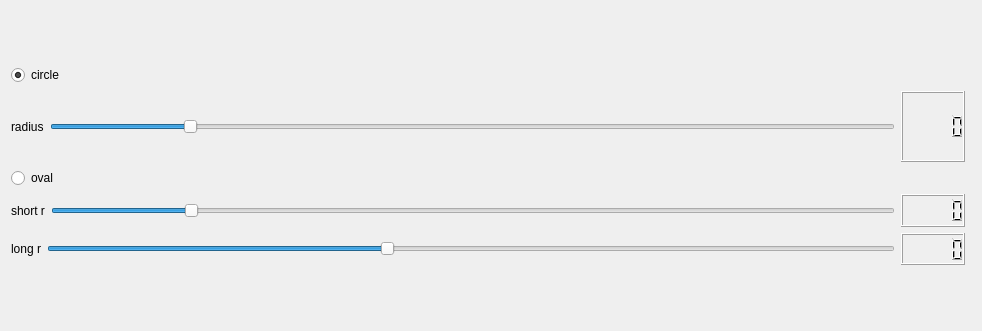
First picture: the form in agentes/mission_controller_giraff/src/mission_pathfollowUI.ui, repository robocomp/robocomp-giraff, before the edit.
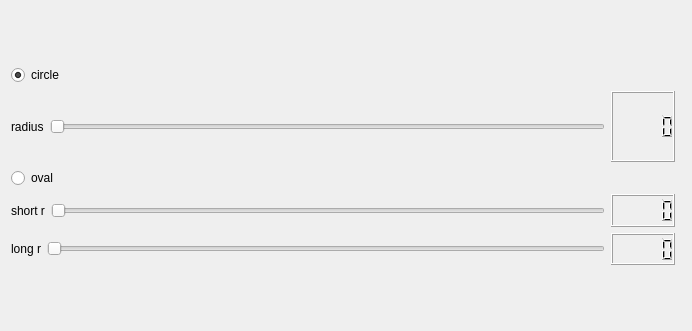
Second picture: the form after the edit.

The edit to the form file:
```diff
--- a/agentes/mission_controller_giraff/src/mission_pathfollowUI.ui
+++ b/agentes/mission_controller_giraff/src/mission_pathfollowUI.ui
@@ -6,7 +6,7 @@
    <rect>
     <x>0</x>
     <y>0</y>
-    <width>982</width>
+    <width>692</width>
     <height>331</height>
    </rect>
   </property>
@@ -47,10 +47,10 @@
              <item>
               <widget class="QSlider" name="circle_radius_slider">
                <property name="maximum">
-                <number>5000</number>
+                <number>1450</number>
                </property>
                <property name="value">
-                <number>800</number>
+                <number>0</number>
                </property>
                <property name="orientation">
                 <enum>Qt::Horizontal</enum>
@@ -58,7 +58,11 @@
               </widget>
              </item>
              <item>
-              <widget class="QLCDNumber" name="circle_radius_lcdNumber"/>
+              <widget class="QLCDNumber" name="circle_radius_lcdNumber">
+               <property name="intValue" stdset="0">
+                <number>0</number>
+               </property>
+              </widget>
              </item>
             </layout>
            </item>
@@ -90,10 +94,10 @@
            <item>
             <widget class="QSlider" name="oval_short_radius_slider">
              <property name="maximum">
-              <number>5000</number>
+              <number>1100</number>
              </property>
              <property name="value">
-              <number>800</number>
+              <number>0</number>
              </property>
              <property name="orientation">
               <enum>Qt::Horizontal</enum>
@@ -101,7 +105,11 @@
             </widget>
            </item>
            <item>
-            <widget class="QLCDNumber" name="oval_short_radius_lcdNumber"/>
+            <widget class="QLCDNumber" name="oval_short_radius_lcdNumber">
+             <property name="intValue" stdset="0">
+              <number>0</number>
+             </property>
+            </widget>
            </item>
           </layout>
          </item>
@@ -117,10 +125,10 @@
            <item>
             <widget class="QSlider" name="oval_long_radius_slider">
              <property name="maximum">
-              <number>10000</number>
+              <number>800</number>
              </property>
              <property name="value">
-              <number>4000</number>
+              <number>0</number>
              </property>
              <property name="orientation">
               <enum>Qt::Horizontal</enum>
@@ -128,7 +136,11 @@
             </widget>
            </item>
            <item>
-            <widget class="QLCDNumber" name="oval_long_radius_lcdNumber"/>
+            <widget class="QLCDNumber" name="oval_long_radius_lcdNumber">
+             <property name="intValue" stdset="0">
+              <number>0</number>
+             </property>
+            </widget>
            </item>
           </layout>
          </item>
```
